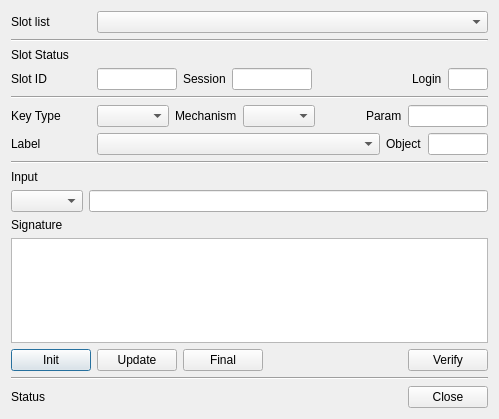
Old version of the form CryptokiMan/verify_dlg.ui in the repository jykim74/CryptokiMan.
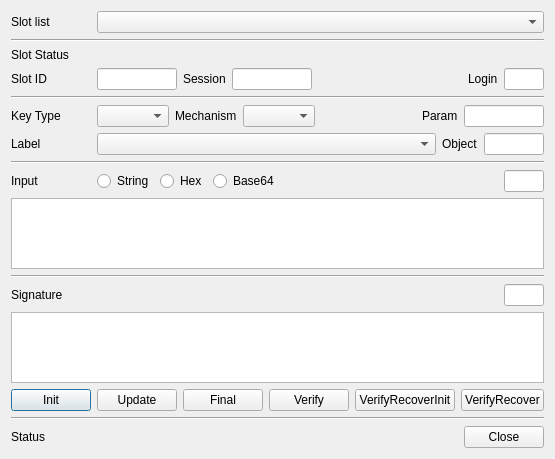
New version of the form.

Commit message: 검증에서 VerifyRecover 기능 추가

What changed in the file:
```diff
--- a/CryptokiMan/verify_dlg.ui
+++ b/CryptokiMan/verify_dlg.ui
@@ -6,8 +6,8 @@
    <rect>
     <x>0</x>
     <y>0</y>
-    <width>499</width>
-    <height>419</height>
+    <width>545</width>
+    <height>459</height>
    </rect>
   </property>
   <property name="windowTitle">
@@ -260,9 +260,79 @@
     </widget>
    </item>
    <item>
-    <widget class="QLabel" name="label_4">
-     <property name="text">
-      <string>Input</string>
+    <layout class="QGridLayout" name="gridLayout_6">
+     <property name="topMargin">
+      <number>0</number>
+     </property>
+     <item row="0" column="3">
+      <widget class="QRadioButton" name="mInputBase64Radio">
+       <property name="text">
+        <string>Base64</string>
+       </property>
+      </widget>
+     </item>
+     <item row="0" column="2">
+      <widget class="QRadioButton" name="mInputHexRadio">
+       <property name="text">
+        <string>Hex</string>
+       </property>
+      </widget>
+     </item>
+     <item row="0" column="0">
+      <widget class="QLabel" name="label_4">
+       <property name="minimumSize">
+        <size>
+         <width>80</width>
+         <height>0</height>
+        </size>
+       </property>
+       <property name="text">
+        <string>Input</string>
+       </property>
+      </widget>
+     </item>
+     <item row="0" column="5">
+      <widget class="QLineEdit" name="mInputLenText">
+       <property name="maximumSize">
+        <size>
+         <width>40</width>
+         <height>16777215</height>
+        </size>
+       </property>
+       <property name="readOnly">
+        <bool>true</bool>
+       </property>
+      </widget>
+     </item>
+     <item row="0" column="1">
+      <widget class="QRadioButton" name="mInputStringRadio">
+       <property name="text">
+        <string>String</string>
+       </property>
+      </widget>
+     </item>
+     <item row="0" column="4">
+      <spacer name="horizontalSpacer_5">
+       <property name="orientation">
+        <enum>Qt::Horizontal</enum>
+       </property>
+       <property name="sizeHint" stdset="0">
+        <size>
+         <width>40</width>
+         <height>20</height>
+        </size>
+       </property>
+      </spacer>
+     </item>
+    </layout>
+   </item>
+   <item>
+    <widget class="QPlainTextEdit" name="mInputText"/>
+   </item>
+   <item>
+    <widget class="Line" name="line_5">
+     <property name="orientation">
+      <enum>Qt::Horizontal</enum>
      </property>
     </widget>
    </item>
@@ -271,21 +341,47 @@
      <property name="topMargin">
       <number>0</number>
      </property>
+     <item row="0" column="2">
+      <widget class="QLineEdit" name="mSignLenText">
+       <property name="maximumSize">
+        <size>
+         <width>40</width>
+         <height>16777215</height>
+        </size>
+       </property>
+       <property name="readOnly">
+        <bool>true</bool>
+       </property>
+      </widget>
+     </item>
      <item row="0" column="0">
-      <widget class="QComboBox" name="mInputCombo"/>
+      <widget class="QLabel" name="label_5">
+       <property name="minimumSize">
+        <size>
+         <width>80</width>
+         <height>0</height>
+        </size>
+       </property>
+       <property name="text">
+        <string>Signature</string>
+       </property>
+      </widget>
      </item>
      <item row="0" column="1">
-      <widget class="QLineEdit" name="mInputText"/>
+      <spacer name="horizontalSpacer_6">
+       <property name="orientation">
+        <enum>Qt::Horizontal</enum>
+       </property>
+       <property name="sizeHint" stdset="0">
+        <size>
+         <width>40</width>
+         <height>20</height>
+        </size>
+       </property>
+      </spacer>
      </item>
     </layout>
    </item>
-   <item>
-    <widget class="QLabel" name="label_5">
-     <property name="text">
-      <string>Signature</string>
-     </property>
-    </widget>
-   </item>
    <item>
     <widget class="QPlainTextEdit" name="mSignText"/>
    </item>
@@ -315,19 +411,6 @@
        </property>
       </widget>
      </item>
-     <item>
-      <spacer name="horizontalSpacer">
-       <property name="orientation">
-        <enum>Qt::Horizontal</enum>
-       </property>
-       <property name="sizeHint" stdset="0">
-        <size>
-         <width>40</width>
-         <height>20</height>
-        </size>
-       </property>
-      </spacer>
-     </item>
      <item>
       <widget class="QPushButton" name="mVerifyBtn">
        <property name="text">
@@ -335,6 +418,33 @@
        </property>
       </widget>
      </item>
+     <item>
+      <spacer name="horizontalSpacer">
+       <property name="orientation">
+        <enum>Qt::Horizontal</enum>
+       </property>
+       <property name="sizeHint" stdset="0">
+        <size>
+         <width>40</width>
+         <height>20</height>
+        </size>
+       </property>
+      </spacer>
+     </item>
+     <item>
+      <widget class="QPushButton" name="mVerifyRecoverInitBtn">
+       <property name="text">
+        <string>VerifyRecoverInit</string>
+       </property>
+      </widget>
+     </item>
+     <item>
+      <widget class="QPushButton" name="mVerifyRecoverBtn">
+       <property name="text">
+        <string>VerifyRecover</string>
+       </property>
+      </widget>
+     </item>
     </layout>
    </item>
    <item>
```
Left out of the diff: 2 changed lines with no effect on the pictures. The commit also changes 2 other files.
